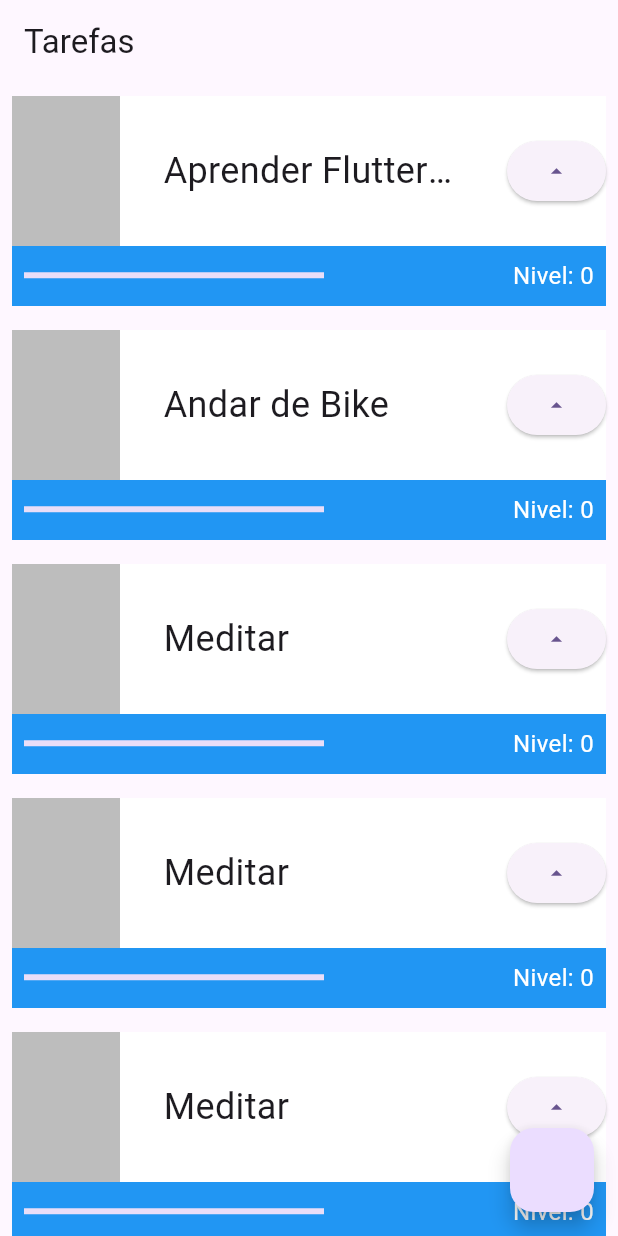
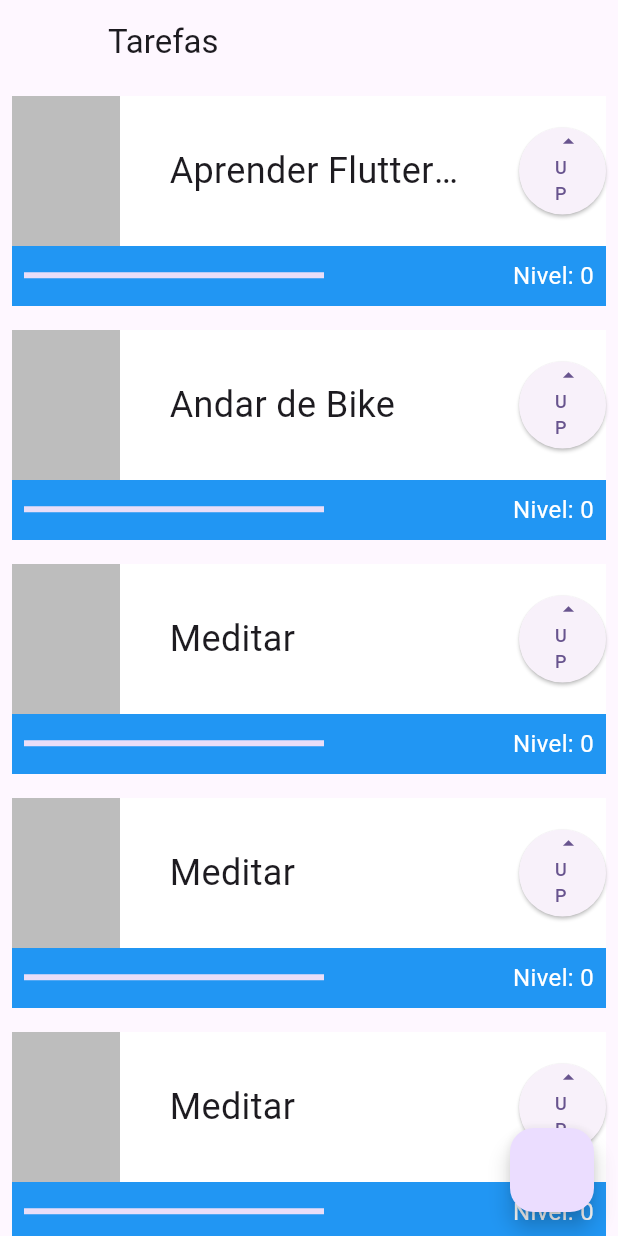
Before and after one commit to CristianCMP/flutter, a Flutter app: the screen it shows after launch, on a phone screen of 412 x 824 dp. Run offline on Flutter 3.47's test engine with Material 2 defaults, Android fonts, the phone set to English and light mode, and no system bars.

Commit message:
Avançando

```diff
--- a/lib/main.dart
+++ b/lib/main.dart
@@ -19,6 +19,7 @@ class MyApp extends StatelessWidget {
       ),
       home: Scaffold(
         appBar: AppBar(
+          leading: Container(),
           title: Text('Tarefas'),
         ),
         body: ListView(
@@ -87,13 +88,27 @@ class _TaskState extends State<Task> {
                               overflow: TextOverflow.ellipsis,
                             ),
                           )),
-                      ElevatedButton(
-                          onPressed: () {
-                            setState(() {
-                              nivel++;
-                            });
-                          },
-                          child: Icon(Icons.arrow_drop_up))
+                      Container(
+                        height: 58,
+                        width: 58,
+                        child: ElevatedButton(
+                            onPressed: () {
+                              setState(() {
+                                nivel++;
+                              });
+                            },
+                            child: Column(
+                              mainAxisAlignment: MainAxisAlignment.start,
+                              crossAxisAlignment: CrossAxisAlignment.end,
+                              children: [
+                                Icon(Icons.arrow_drop_up),
+                                Text(
+                                  'UP',
+                                  style: TextStyle(fontSize: 12),
+                                )
+                              ],
+                            )),
+                      )
                     ],
                   ),
                 ),
@@ -106,7 +121,7 @@ class _TaskState extends State<Task> {
                         width: 200,
                         child: LinearProgressIndicator(
                           color: Colors.white,
-                          value: nivel/10,
+                          value: nivel / 10,
                         ),
                       ),
                     ),
```
